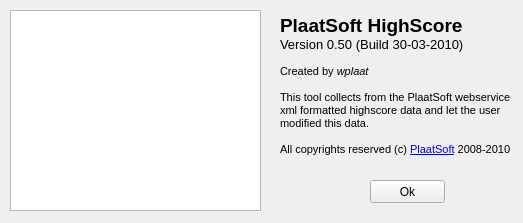
First picture: the form in src/about.ui, repository plaatsoft/plaatscore, before the edit.
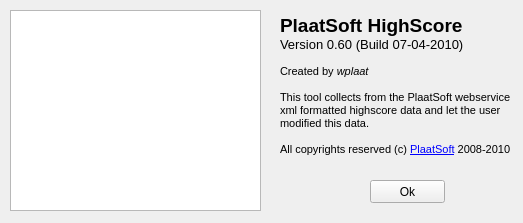
Second picture: the form after the edit.

Diff of the .ui file:
```diff
--- a/src/about.ui
+++ b/src/about.ui
@@ -38,7 +38,7 @@
 p, li { white-space: pre-wrap; }
 &lt;/style&gt;&lt;/head&gt;&lt;body style=&quot; font-family:'MS Shell Dlg 2'; font-size:8.25pt; font-weight:400; font-style:normal;&quot;&gt;
 &lt;p style=&quot; margin-top:0px; margin-bottom:0px; margin-left:0px; margin-right:0px; -qt-block-indent:0; text-indent:0px;&quot;&gt;&lt;span style=&quot; font-size:14pt; font-weight:600;&quot;&gt;PlaatSoft HighScore&lt;/span&gt;&lt;/p&gt;
-&lt;p style=&quot; margin-top:0px; margin-bottom:0px; margin-left:0px; margin-right:0px; -qt-block-indent:0; text-indent:0px;&quot;&gt;&lt;span style=&quot; font-size:10pt;&quot;&gt;Version 0.50 (Build 30-03-2010)&lt;/span&gt;&lt;/p&gt;
+&lt;p style=&quot; margin-top:0px; margin-bottom:0px; margin-left:0px; margin-right:0px; -qt-block-indent:0; text-indent:0px;&quot;&gt;&lt;span style=&quot; font-size:10pt;&quot;&gt;Version 0.60 (Build 07-04-2010)&lt;/span&gt;&lt;/p&gt;
 &lt;p style=&quot; margin-top:0px; margin-bottom:0px; margin-left:0px; margin-right:0px; -qt-block-indent:0; text-indent:0px;&quot;&gt;&lt;span style=&quot; font-size:8pt;&quot;&gt;          &lt;/span&gt;&lt;/p&gt;
 &lt;p style=&quot; margin-top:0px; margin-bottom:0px; margin-left:0px; margin-right:0px; -qt-block-indent:0; text-indent:0px;&quot;&gt;&lt;span style=&quot; font-size:8pt;&quot;&gt;Created by &lt;/span&gt;&lt;span style=&quot; font-size:8pt; font-style:italic;&quot;&gt;wplaat&lt;/span&gt;&lt;/p&gt;
 &lt;p style=&quot; margin-top:0px; margin-bottom:0px; margin-left:0px; margin-right:0px; -qt-block-indent:0; text-indent:0px;&quot;&gt;&lt;span style=&quot; font-size:8pt;&quot;&gt;       &lt;/span&gt;&lt;/p&gt;
```
